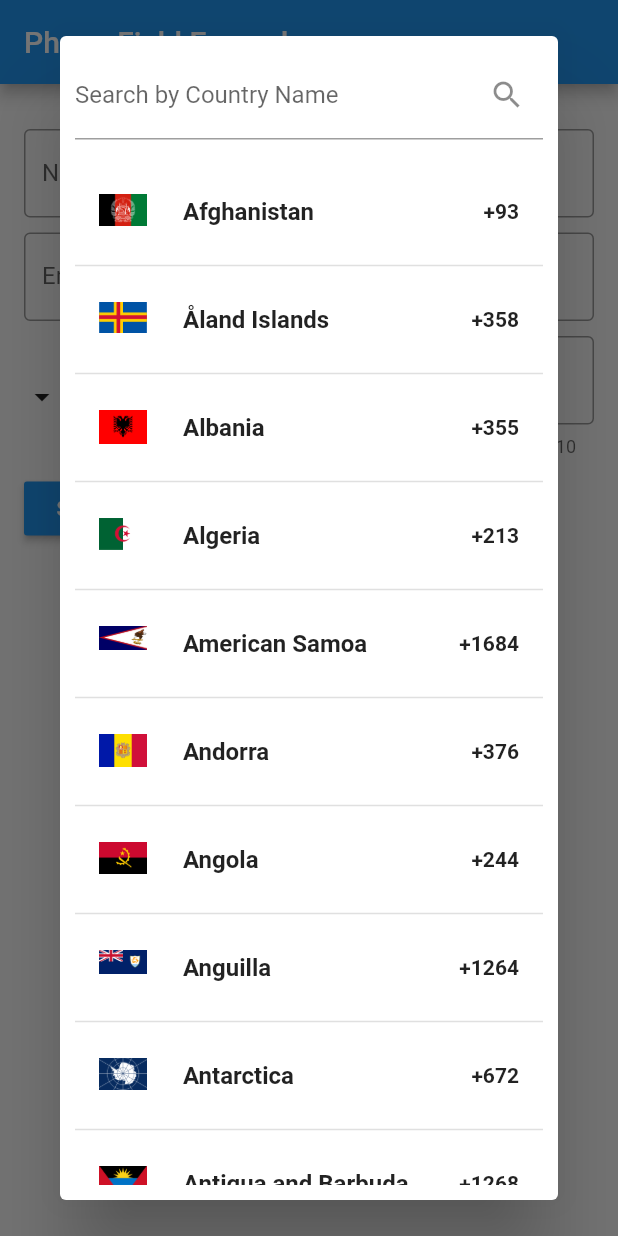
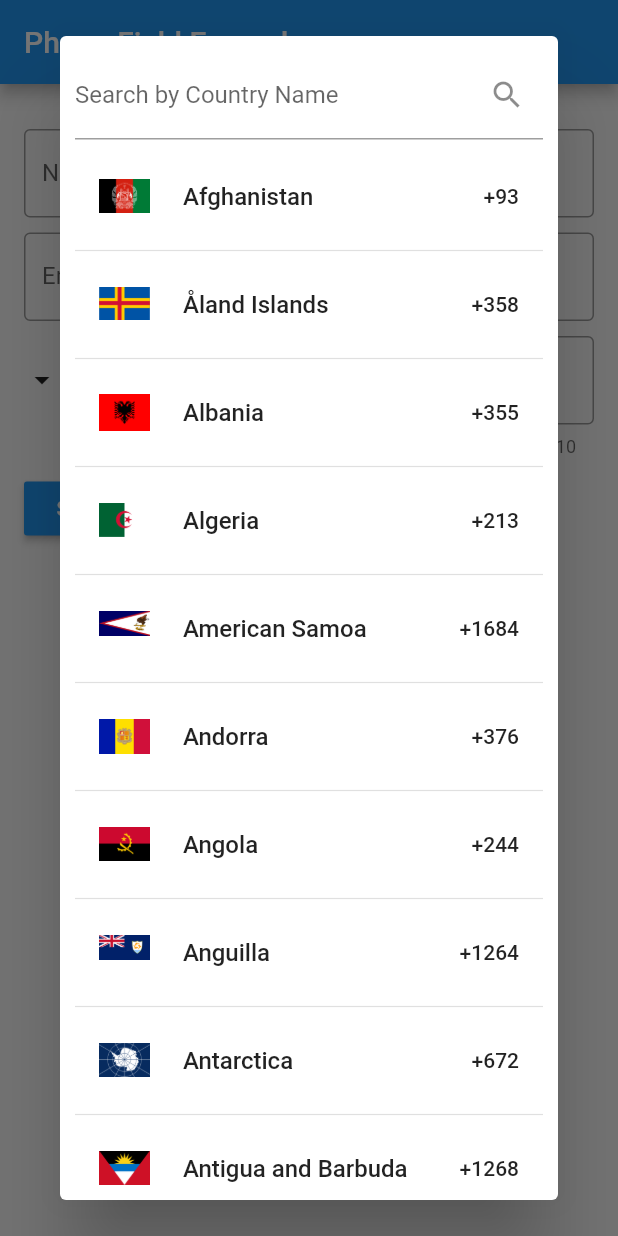
Before and after one commit to Samiksha0321/international_phone_field, a Flutter app: the screen it shows after launch, after a tap on "+1", on a phone screen of 412 x 824 dp. Run offline on Flutter 3.47's test engine with Material 2 defaults, Android fonts, the phone set to English and light mode, and no system bars.

Commit message:
ui changes

```diff
--- a/lib/intl_phone_field.dart
+++ b/lib/intl_phone_field.dart
@@ -254,10 +254,10 @@ class _IntlPhoneFieldState extends State<IntlPhoneField> {
                             .toLowerCase()
                             .contains(value.toLowerCase()))
                         .toList();
-                    if (this.mounted) setState(() {});
+                    if (mounted) setState(() {});
                   },
                 ),
-                SizedBox(height: 20),
+                const SizedBox(height: 10),
                 Expanded(
                   child: ListView.builder(
                     shrinkWrap: true,
@@ -268,15 +268,15 @@ class _IntlPhoneFieldState extends State<IntlPhoneField> {
                           leading: Image.asset(
                             'assets/flags/${filteredCountries[index]['code']!.toLowerCase()}.png',
                             package: 'intl_phone_field',
-                            width: 32,
+                            width: 34,
                           ),
                           title: Text(
                             filteredCountries[index]['name']!,
-                            style: TextStyle(fontWeight: FontWeight.w700),
+                            style: const TextStyle(fontWeight: FontWeight.w500),
                           ),
                           trailing: Text(
                             '+${filteredCountries[index]['dial_code']}',
-                            style: TextStyle(fontWeight: FontWeight.w700),
+                            style: const TextStyle(fontWeight: FontWeight.w500),
                           ),
                           onTap: () {
                             _selectedCountry = filteredCountries[index];
@@ -295,7 +295,7 @@ class _IntlPhoneFieldState extends State<IntlPhoneField> {
                             Navigator.of(context).pop();
                           },
                         ),
-                        Divider(thickness: 1),
+                        const Divider(thickness: 0.8),
                       ],
                     ),
                   ),
@@ -306,7 +306,7 @@ class _IntlPhoneFieldState extends State<IntlPhoneField> {
         ),
       ),
     );
-    if (this.mounted) setState(() {});
+    if (mounted) setState(() {});
   }
 
   @override
@@ -314,7 +314,7 @@ class _IntlPhoneFieldState extends State<IntlPhoneField> {
     return Row(
       children: <Widget>[
         _buildFlagsButton(),
-        SizedBox(width: 8),
+        const SizedBox(width: 8),
         Expanded(
           child: TextFormField(
             initialValue: widget.initialValue,
@@ -335,7 +335,7 @@ class _IntlPhoneFieldState extends State<IntlPhoneField> {
             ),
             style: widget.style,
             onSaved: (value) {
-              if (widget.onSaved != null)
+              if (widget.onSaved != null) {
                 widget.onSaved!(
                   PhoneNumber(
                     countryISOCode: _selectedCountry['code'],
@@ -343,9 +343,10 @@ class _IntlPhoneFieldState extends State<IntlPhoneField> {
                     number: value,
                   ),
                 );
+              }
             },
             onChanged: (value) {
-              if (widget.onChanged != null)
+              if (widget.onChanged != null) {
                 widget.onChanged!(
                   PhoneNumber(
                     countryISOCode: _selectedCountry['code'],
@@ -353,6 +354,7 @@ class _IntlPhoneFieldState extends State<IntlPhoneField> {
                     number: value,
                   ),
                 );
+              }
             },
             validator: validator,
             maxLength: _selectedCountry['max_length'],
@@ -376,6 +378,8 @@ class _IntlPhoneFieldState extends State<IntlPhoneField> {
         borderRadius: widget.dropdownDecoration.borderRadius as BorderRadius?,
         child: Padding(
           padding: const EdgeInsets.symmetric(vertical: 8),
+          child: Container(
+            margin: const EdgeInsets.only(bottom: 23),
             child: Row(
               mainAxisAlignment: MainAxisAlignment.center,
               children: <Widget>[
@@ -383,32 +387,33 @@ class _IntlPhoneFieldState extends State<IntlPhoneField> {
                     widget.showDropdownIcon &&
                     widget.iconPosition == IconPosition.leading) ...[
                   widget.dropDownIcon,
-                SizedBox(width: 4)
+                  // const SizedBox(width: 4)
                 ],
                 if (widget.showCountryFlag) ...[
                   Image.asset(
                     'assets/flags/${_selectedCountry['code']!.toLowerCase()}.png',
                     package: 'intl_phone_field',
-                  width: 32,
+                    width: 38,
                   ),
-                SizedBox(width: 8)
+                  const SizedBox(width: 8)
                 ],
                 FittedBox(
                   child: Text(
                     '+${_selectedCountry['dial_code']}',
                     style: TextStyle(
-                      fontWeight: FontWeight.w700,
+                        fontWeight: FontWeight.w500,
+                        fontSize: 18,
                         color: widget.countryCodeTextColor),
                   ),
                 ),
-              SizedBox(width: 8),
                 if (widget.enabled &&
                     widget.showDropdownIcon &&
                     widget.iconPosition == IconPosition.trailing) ...[
                   widget.dropDownIcon,
-                SizedBox(width: 4)
+                  // const SizedBox(width: 4)
                 ],
               ],
+            ),
           ),
         ),
         onTap: widget.enabled ? _changeCountry : null,
```
Lines whose indentation alone changed are shown as unchanged.
